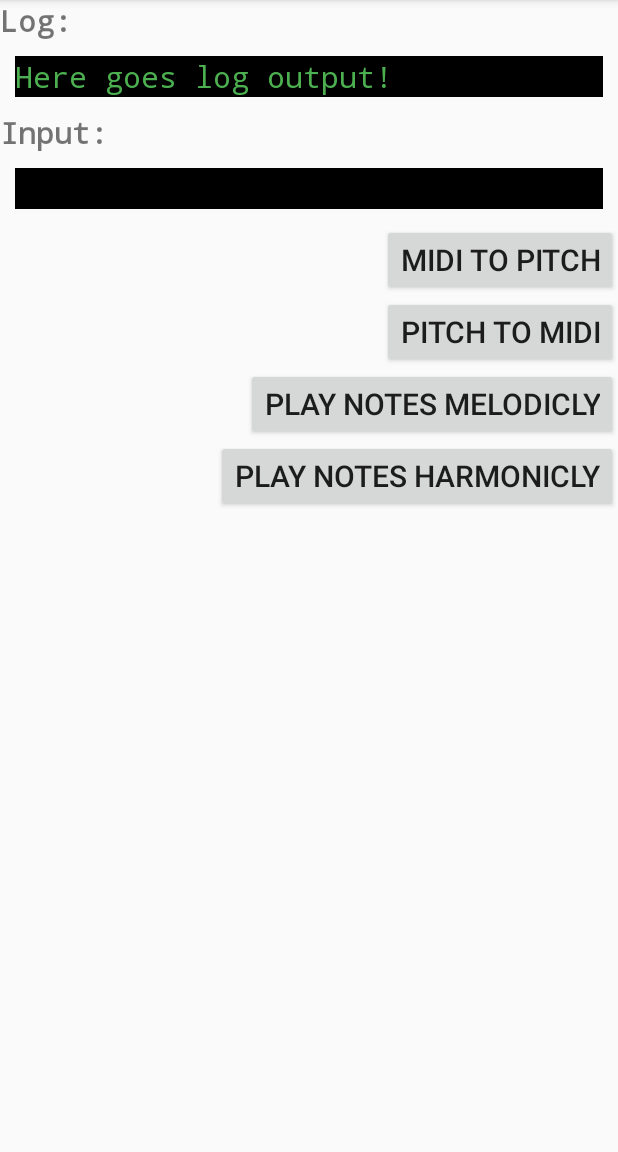
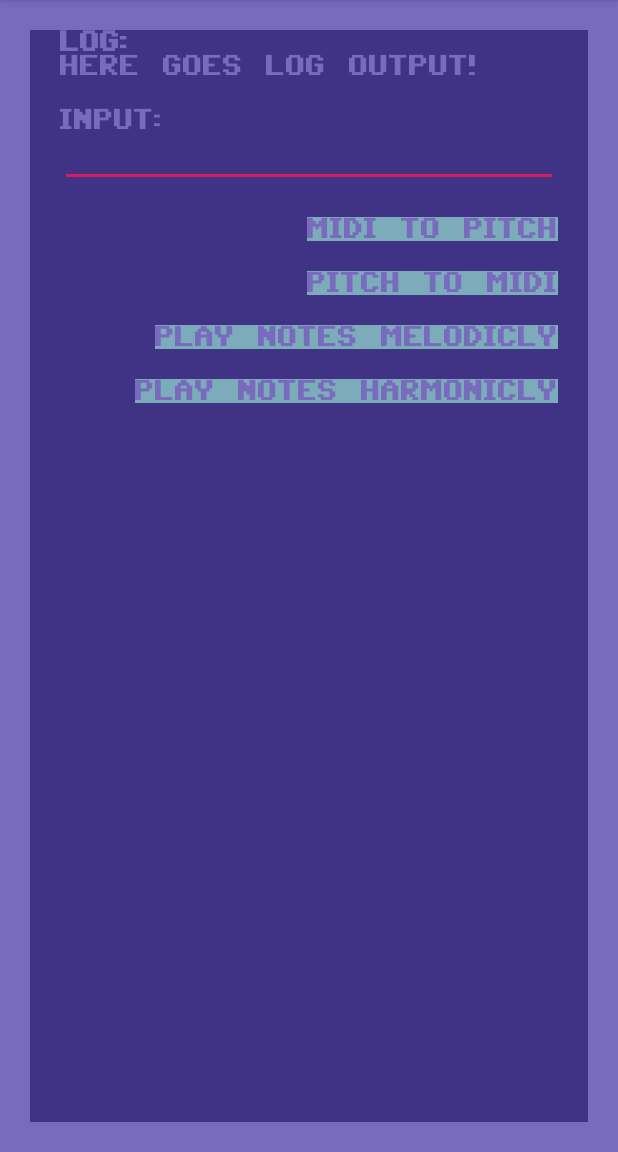
Before and after one commit to schef/perfect_pitch_coach, an Android app: the screen it shows after launch (MainActivity), on a phone screen of 412 x 824 dp, the part 84-1236 px from its top. Run offline under Robolectric (Android 15) with nearby library versions, the phone set to English and light mode, and no system bars.

Commit message:
added commodore theme

```diff
--- a/src/PerfectPitchCoach/app/src/main/java/com/example/perfectpitchcoach/MainActivity.kt
+++ b/src/PerfectPitchCoach/app/src/main/java/com/example/perfectpitchcoach/MainActivity.kt
@@ -14,10 +14,10 @@ class MainActivity : AppCompatActivity() {
 
         val tvLog = findViewById<TextView>(R.id.tvLog)
         val etLog = findViewById<EditText>(R.id.etLog)
-        val btnMidiToPitch = findViewById<Button>(R.id.btnMidiToPitch)
-        val btnPitchToMidi = findViewById<Button>(R.id.btnPitchToMidi)
-        val btnPlayNotesMelodicly = findViewById<Button>(R.id.btnPlayNotesMelodicly)
-        val btnPlayNotesHarmonicly = findViewById<Button>(R.id.btnPlayNotesHarmonicly)
+        val btnMidiToPitch = findViewById<TextView>(R.id.btnMidiToPitch)
+        val btnPitchToMidi = findViewById<TextView>(R.id.btnPitchToMidi)
+        val btnPlayNotesMelodicly = findViewById<TextView>(R.id.btnPlayNotesMelodicly)
+        val btnPlayNotesHarmonicly = findViewById<TextView>(R.id.btnPlayNotesHarmonicly)
         MidiPlayer
 
         btnMidiToPitch?.setOnClickListener {
--- a/src/PerfectPitchCoach/app/src/main/res/layout/activity_main.xml
+++ b/src/PerfectPitchCoach/app/src/main/res/layout/activity_main.xml
@@ -5,89 +5,155 @@
         xmlns:app="http://schemas.android.com/apk/res-auto"
         android:layout_width="match_parent"
         android:layout_height="match_parent"
+        android:background="@color/commodore64_14"
         tools:context=".MainActivity">
 
     <LinearLayout
             android:layout_width="match_parent"
             android:layout_height="match_parent"
             android:orientation="vertical"
+            android:layout_margin="@dimen/commodore64_empty_row_size"
+            android:background="@color/commodore64_06"
     >
 
         <TextView
                 android:layout_width="wrap_content"
                 android:layout_height="wrap_content"
                 android:textStyle="bold"
-                android:fontFamily="monospace"
-                android:textSize="20dp"
                 android:text="Log:"
+
+                android:fontFamily="@font/c64_pro"
+                android:textColor="@color/commodore64_14"
+                android:textSize="@dimen/commodore64_font_size"
+                android:textAllCaps="true"
+                android:layout_marginLeft="@dimen/commodore64_empty_row_size"
+                android:layout_marginRight="@dimen/commodore64_empty_row_size"
         />
+
+
 
         <TextView
                 android:id="@+id/tvLog"
                 android:layout_width="match_parent"
                 android:layout_height="wrap_content"
-                android:layout_marginHorizontal="10dp"
-                android:layout_marginVertical="10dp"
-                android:background="@color/terminalBg"
-                android:textColor="@color/terminalFg"
-                android:textSize="20dp"
-                android:fontFamily="monospace"
                 android:text="Here goes log output!"
+
+                android:fontFamily="@font/c64_pro"
+                android:textColor="@color/commodore64_14"
+                android:textSize="@dimen/commodore64_font_size"
+                android:textAllCaps="true"
+                android:layout_marginLeft="@dimen/commodore64_empty_row_size"
+                android:layout_marginRight="@dimen/commodore64_empty_row_size"
+        />
+
+        <View android:layout_width="match_parent"
+              android:layout_height="@dimen/commodore64_empty_row_size"
         />
 
         <TextView
                 android:layout_width="wrap_content"
                 android:layout_height="wrap_content"
-                android:textStyle="bold"
-                android:fontFamily="monospace"
-                android:textSize="20dp"
                 android:text="Input:"
+
+                android:fontFamily="@font/c64_pro"
+                android:textColor="@color/commodore64_14"
+                android:textSize="@dimen/commodore64_font_size"
+                android:textAllCaps="true"
+                android:layout_marginLeft="@dimen/commodore64_empty_row_size"
+                android:layout_marginRight="@dimen/commodore64_empty_row_size"
         />
 
         <EditText
                 android:id="@+id/etLog"
                 android:layout_width="match_parent"
                 android:layout_height="wrap_content"
-                android:layout_marginHorizontal="10dp"
-                android:layout_marginVertical="10dp"
-                android:background="@color/terminalBg"
-                android:textColor="@color/terminalFg"
-                android:textSize="20dp"
-                android:fontFamily="monospace"
-                android:tooltipText="Here goes your input!"
+
+                android:fontFamily="@font/c64_pro"
+                android:textColor="@color/commodore64_14"
+                android:textSize="@dimen/commodore64_font_size"
+                android:textAllCaps="true"
+                android:layout_marginLeft="@dimen/commodore64_empty_row_size"
+                android:layout_marginRight="@dimen/commodore64_empty_row_size"
         />
 
-        <Button
+        <View android:layout_width="match_parent"
+              android:layout_height="@dimen/commodore64_empty_row_size"
+        />
+
+        <TextView
                 android:id="@+id/btnMidiToPitch"
                 android:layout_width="wrap_content"
                 android:layout_height="wrap_content"
                 android:layout_gravity="end"
-                android:textSize="20dp"
                 android:text="midi to pitch"
+
+                android:fontFamily="@font/c64_pro"
+                android:textColor="@color/commodore64_14"
+                android:textSize="@dimen/commodore64_font_size"
+                android:textAllCaps="true"
+                android:background="@color/commodore64_03"
+                android:layout_marginLeft="@dimen/commodore64_empty_row_size"
+                android:layout_marginRight="@dimen/commodore64_empty_row_size"
         />
-        <Button
+
+        <View android:layout_width="match_parent"
+              android:layout_height="@dimen/commodore64_empty_row_size"
+        />
+
+        <TextView
                 android:id="@+id/btnPitchToMidi"
                 android:layout_width="wrap_content"
                 android:layout_height="wrap_content"
                 android:layout_gravity="end"
-                android:textSize="20dp"
                 android:text="pitch to midi"
+
+                android:fontFamily="@font/c64_pro"
+                android:textColor="@color/commodore64_14"
+                android:textSize="@dimen/commodore64_font_size"
+                android:textAllCaps="true"
+                android:background="@color/commodore64_03"
+                android:layout_marginLeft="@dimen/commodore64_empty_row_size"
+                android:layout_marginRight="@dimen/commodore64_empty_row_size"
         />
-        <Button
+
+        <View android:layout_width="match_parent"
+              android:layout_height="@dimen/commodore64_empty_row_size"
+        />
+
+        <TextView
                 android:id="@+id/btnPlayNotesMelodicly"
                 android:layout_width="wrap_content"
                 android:layout_height="wrap_content"
                 android:layout_gravity="end"
-                android:textSize="20dp"
                 android:text="play notes melodicly"
+
+                android:fontFamily="@font/c64_pro"
+                android:textColor="@color/commodore64_14"
+                android:textSize="@dimen/commodore64_font_size"
+                android:textAllCaps="true"
+                android:background="@color/commodore64_03"
+                android:layout_marginLeft="@dimen/commodore64_empty_row_size"
+                android:layout_marginRight="@dimen/commodore64_empty_row_size"
         />
-        <Button
+
+        <View android:layout_width="match_parent"
+              android:layout_height="@dimen/commodore64_empty_row_size"
+        />
+
+        <TextView
                 android:id="@+id/btnPlayNotesHarmonicly"
                 android:layout_width="wrap_content"
                 android:layout_height="wrap_content"
                 android:layout_gravity="end"
-                android:textSize="20dp"
                 android:text="play notes harmonicly"
+
+                android:fontFamily="@font/c64_pro"
+                android:textColor="@color/commodore64_14"
+                android:textSize="@dimen/commodore64_font_size"
+                android:textAllCaps="true"
+                android:background="@color/commodore64_03"
+                android:layout_marginLeft="@dimen/commodore64_empty_row_size"
+                android:layout_marginRight="@dimen/commodore64_empty_row_size"
         />
     </LinearLayout>
 
--- /dev/null
+++ b/src/PerfectPitchCoach/app/src/main/res/values/size.xml
@@ -0,0 +1,5 @@
+<?xml version="1.0" encoding="utf-8"?>
+<resources>
+    <dimen name="commodore64_font_size">15sp</dimen>
+    <dimen name="commodore64_empty_row_size">20sp</dimen>
+</resources>
```
Also changed, not shown: src/PerfectPitchCoach/app/src/main/java/com/example/perfectpitchcoach/PracticeMeditation.kt (added, +13 -0 lines), src/PerfectPitchCoach/app/src/main/res/layout/activity_practice_meditation.xml (added, +40 -0 lines), src/PerfectPitchCoach/app/src/main/res/values/colors.xml (+18 -0 lines), src/PerfectPitchCoach/app/src/main/res/font/c64_elite_mono.ttf (added), src/PerfectPitchCoach/app/src/main/res/font/c64_pro.ttf (added), src/PerfectPitchCoach/app/src/main/res/font/c64_pro_mono.ttf (added).
